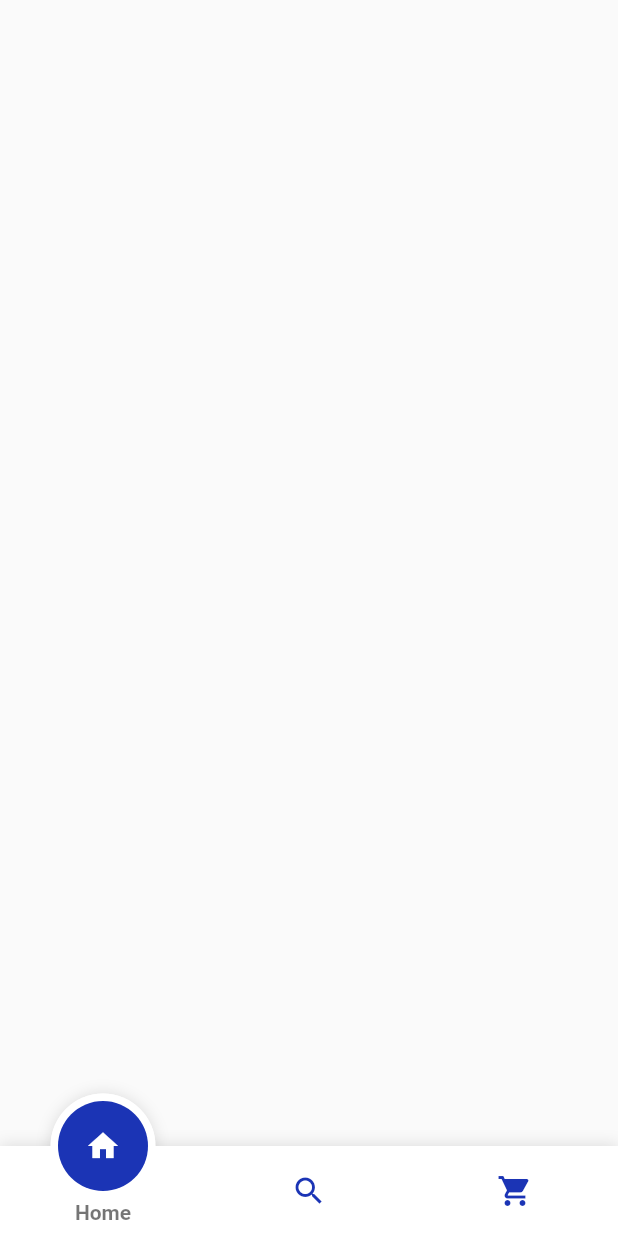
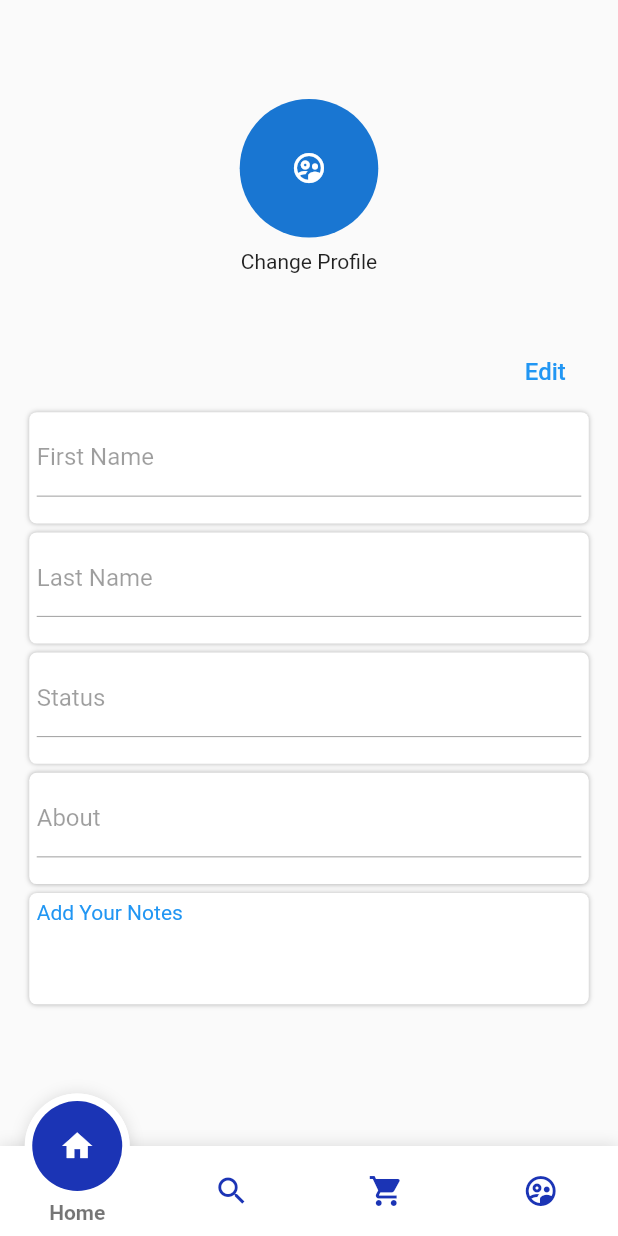
Before and after one commit to SG-Programmer/hospital-management, a Flutter app: the DoctorHomePage screen opened directly, on a phone screen of 412 x 824 dp. Run offline on Flutter 3.47's test engine with Material 2 defaults, Android fonts, the phone set to English and light mode, and no system bars; drawn by our look-alikes of fancy_bottom_navigation; our stand-ins replace connectivity, curved_navigation_bar, custom_navigation_bar, dots_indicator, firebase_auth, firebase_core and 5 more; accounts and stored records are empty; statements that could not run were skipped.

Commit message:
doctor profile complite with database

```diff
--- a/lib/common/doctorscreen/doctorDatailData.dart
+++ b/lib/common/doctorscreen/doctorDatailData.dart
@@ -1,5 +1,6 @@
 class DoctorDatailData {
-  String userNameP, firstNameP, lastNameP;
+  String userNameP, firstNameP, lastNameP, ststusP, aboutP;
 
-  DoctorDatailData(this.userNameP, this.firstNameP, this.lastNameP);
+  DoctorDatailData(this.userNameP, this.firstNameP, this.lastNameP,
+      this.ststusP, this.aboutP);
 }
--- a/lib/doctor/doctorHomePage.dart
+++ b/lib/doctor/doctorHomePage.dart
@@ -1,5 +1,6 @@
 import 'package:fancy_bottom_navigation/fancy_bottom_navigation.dart';
 import 'package:flutter/material.dart';
+import 'package:hospital_management/doctor/doctorProfile.dart';
 
 class DoctorHomePage extends StatefulWidget {
   @override
@@ -18,7 +19,17 @@ class _DoctorHomePageState extends State<DoctorHomePage>
 
   @override
   Widget build(BuildContext context) {
-    return Scaffold(
+    return SafeArea(
+      child: Scaffold(
+          body: TabBarView(
+              controller: _tabController,
+              physics: NeverScrollableScrollPhysics(),
+              children: [
+                DoctorProfile(),
+                DoctorProfile(),
+                DoctorProfile(),
+                DoctorProfile()
+              ]),
           bottomNavigationBar: FancyBottomNavigation(
             tabs: [
               TabData(
@@ -29,13 +40,17 @@ class _DoctorHomePageState extends State<DoctorHomePage>
                 iconData: Icons.search,
                 title: "Search",
               ),
-        TabData(iconData: Icons.shopping_cart, title: "Basket")
+              TabData(iconData: Icons.shopping_cart, title: "Basket"),
+              TabData(
+                  iconData: Icons.supervised_user_circle_outlined,
+                  title: "Account")
             ],
             onTabChangedListener: (position) {
               setState(() {
                 _tabController.index = position;
               });
             },
-    ));
+          )),
+    );
   }
 }
--- /dev/null
+++ b/lib/doctor/doctorProfile.dart
@@ -0,0 +1,200 @@
+import 'package:firebase_database/firebase_database.dart';
+import 'package:flutter/material.dart';
+import 'package:form_validator/form_validator.dart';
+import 'package:hospital_management/doctor/noteDetails.dart';
+import '../utils/size.dart';
+
+class DoctorProfile extends StatefulWidget {
+  @override
+  _DoctorProfileState createState() => _DoctorProfileState();
+}
+
+class _DoctorProfileState extends State<DoctorProfile> {
+  //Firebase reference
+  DatabaseReference _doctor_datail =
+      FirebaseDatabase.instance.reference().child('doctor_detail');
+
+  //Text Controller
+  TextEditingController firstNameController = TextEditingController();
+  TextEditingController lastNameController = TextEditingController();
+  TextEditingController statusController = TextEditingController();
+  TextEditingController aboutController = TextEditingController();
+
+  //Globale Keys
+  GlobalKey<FormState> _formKey = GlobalKey<FormState>();
+
+  //Variables
+  bool submitButtonShow = false;
+  bool shoTextField = false;
+
+  _textField(String lableName, TextEditingController _textController,
+      String Function(String) _valatidator) {
+    return Padding(
+      padding: const EdgeInsets.all(3.0),
+      child: Container(
+        padding: EdgeInsets.all(5),
+        height: screenHeight * 0.09,
+        width: double.infinity,
+        decoration: BoxDecoration(
+            color: Colors.white,
+            boxShadow: [
+              BoxShadow(
+                  blurRadius: 2,
+                  color: Colors.black26,
+                  offset: Offset(0, 0),
+                  spreadRadius: 0)
+            ],
+            borderRadius: BorderRadius.circular(5)),
+        child: TextFormField(
+          validator: _valatidator,
+          controller: _textController,
+          decoration: InputDecoration(
+            enabled: shoTextField == true ? true : false,
+            labelText: lableName,
+            isDense: true,
+          ),
+        ),
+      ),
+    );
+  }
+
+  _notes() {
+    return GestureDetector(
+      onTap: () {
+        Navigator.push(
+            context,
+            MaterialPageRoute(
+              builder: (context) => NoteDetails(),
+            ));
+      },
+      child: Padding(
+        padding: const EdgeInsets.all(3.0),
+        child: Container(
+            padding: EdgeInsets.all(5),
+            height: screenHeight * 0.09,
+            width: double.infinity,
+            decoration: BoxDecoration(
+                color: Colors.white,
+                boxShadow: [
+                  BoxShadow(
+                      blurRadius: 2,
+                      color: Colors.black26,
+                      offset: Offset(0, 0),
+                      spreadRadius: 0)
+                ],
+                borderRadius: BorderRadius.circular(5)),
+            child: Text(
+              "Add Your Notes",
+              style: TextStyle(color: Colors.blue),
+            )),
+      ),
+    );
+  }
+
+  _getData() {
+    _doctor_datail.once().then((value) {
+      setState(() {
+        firstNameController.text = value.value['first_name'];
+        lastNameController.text = value.value['last_name'];
+        statusController.text = value.value['status'];
+        aboutController.text = value.value['about'];
+      });
+    });
+  }
+
+  @override
+  void initState() {
+    _getData();
+    super.initState();
+  }
+
+  @override
+  Widget build(BuildContext context) {
+    return SingleChildScrollView(
+      child: Padding(
+        padding: EdgeInsets.only(
+            left: screenWidth * 0.04,
+            right: screenWidth * 0.04,
+            top: screenHeight * 0.08),
+        child: Form(
+          key: _formKey,
+          child: Column(
+            children: [
+              CircleAvatar(
+                radius: screenHeight * 0.05 + 5,
+                child: Icon(Icons.supervised_user_circle_outlined),
+              ),
+              SizedBox(
+                height: screenHeight * 0.01,
+              ),
+              Text("Change Profile"),
+              SizedBox(
+                height: screenHeight * 0.05,
+              ),
+              Align(
+                  alignment: Alignment.centerRight,
+                  child: submitButtonShow == true
+                      ? TextButton(
+                          onPressed: () {
+                            showDialog(
+                                context: context,
+                                builder: (BuildContext context) {
+                                  return Container(
+                                      padding: EdgeInsets.only(
+                                          top: screenHeight * 0.5,
+                                          bottom: screenHeight * 0.4,
+                                          left: screenWidth * 0.4 + 7,
+                                          right: screenWidth * 0.4 + 7),
+                                      height: 30,
+                                      width: 30,
+                                      child: CircularProgressIndicator(
+                                        strokeWidth: 3.2,
+                                      ));
+                                });
+                            setState(() {
+                              if (_formKey.currentState.validate()) {
+                                submitButtonShow = false;
+                                shoTextField = false;
+                                _doctor_datail.update({
+                                  'first_name': firstNameController.text,
+                                  'last_name': lastNameController.text,
+                                  'status': statusController.text,
+                                  'about': aboutController.text
+                                }).then((value) {
+                                  _getData();
+                                  Navigator.pop(context);
+                                });
+                              }
+                            });
+                          },
+                          child: Text(
+                            "Done",
+                            style: TextStyle(fontSize: 16),
+                          ))
+                      : TextButton(
+                          onPressed: () {
+                            setState(() {
+                              submitButtonShow = true;
+                              shoTextField = true;
+                            });
+                          },
+                          child: Text(
+                            "Edit",
+                            style: TextStyle(fontSize: 16),
+                          ))),
+              _textField("First Name", firstNameController,
+                  ValidationBuilder().minLength(1).build()),
+              _textField("Last Name", lastNameController,
+                  ValidationBuilder().minLength(1).build()),
+              _textField("Status", statusController,
+                  ValidationBuilder().minLength(1).build()),
+              _textField("About", aboutController,
+                  ValidationBuilder().minLength(1).build()),
+              _notes()
+            ],
+          ),
+        ),
+      ),
+    );
+  }
+}
--- a/pubspec.yaml
+++ b/pubspec.yaml
@@ -49,6 +49,8 @@ dependencies:
   shared_preferences: 0.5.12+4
   #calender
   syncfusion_flutter_calendar: 18.4.44
+  #slider
+  flutter_slidable: 0.5.5
 
 dev_dependencies:
   flutter_test:
```
Also changed, not shown: lib/common/doctorscreen/DoctorDatailPage.dart (+25 -56 lines), lib/doctor/noteDetails.dart (added, +120 -0 lines), pubspec.lock. Lines whose indentation alone changed are shown as unchanged.
